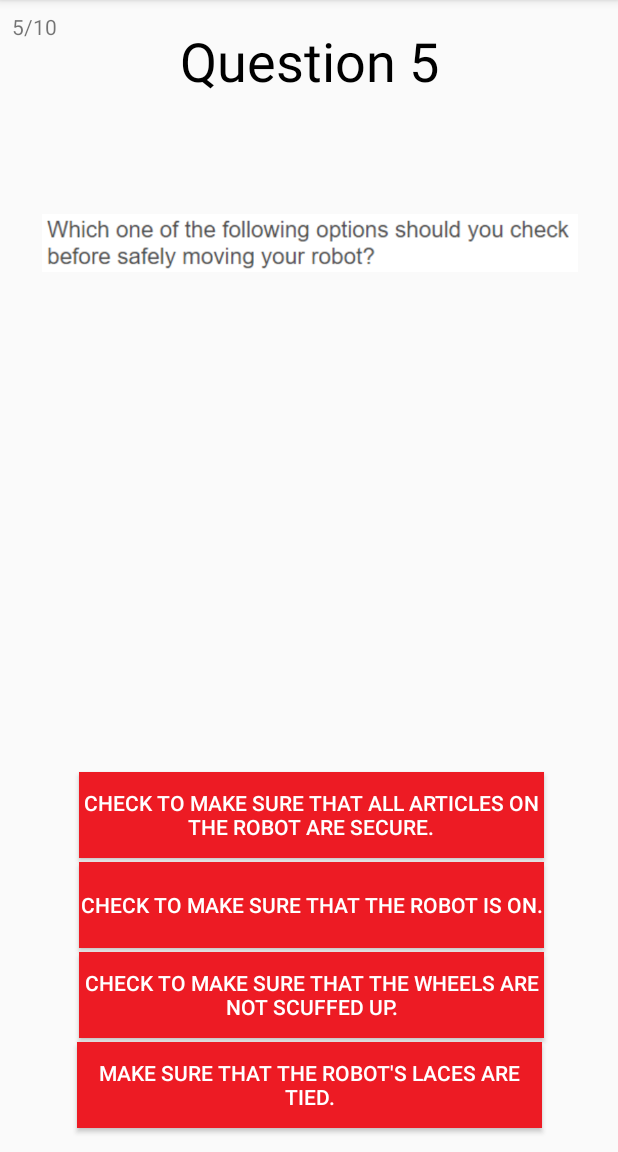
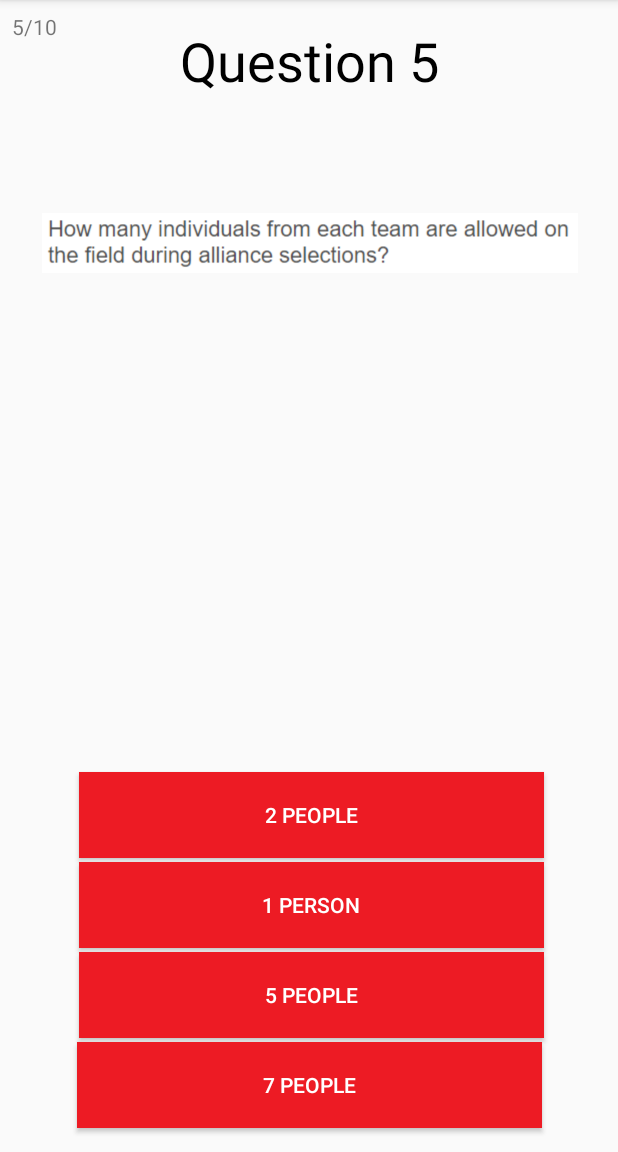
Before and after one commit to SupremeRobotics/SupremeSafety, an Android app: the Quiz screen opened directly, with no data from a screen before it, after a tap on "SAFETY BUCKET", on a phone screen of 412 x 824 dp, the part 84-1236 px from its top. Run offline under Robolectric (Android 15) with nearby library versions, the light colour scheme and no system bars; 3 other taps on this screen came first.

```diff
--- a/app/build.gradle
+++ b/app/build.gradle
@@ -5,9 +5,9 @@ android {
     defaultConfig {
         applicationId "ca.northviewheights.robotics.supremesafety"
         minSdkVersion 16
-        targetSdkVersion 27
-        versionCode 3
-        versionName "1.2"
+        targetSdkVersion 23
+        versionCode 4
+        versionName "1.3"
         testInstrumentationRunner "android.support.test.runner.AndroidJUnitRunner"
     }
     buildTypes {
--- a/app/src/main/java/ca/northviewheights/robotics/supremesafety/Quiz.java
+++ b/app/src/main/java/ca/northviewheights/robotics/supremesafety/Quiz.java
@@ -8,33 +8,44 @@ import android.widget.Button;
 import android.widget.ImageView;
 import android.widget.TextView;
 
+import java.util.*;
+
 public class Quiz extends AppCompatActivity {
 
     public static final String EXTRA_MESSAGE = "com.example.myfirstapp.MESSAGE";
     public int qNum = 1;
+    public int whichOne;
     public int score = 0;
     char[] answers = {'a', 'd', 'd', 'd', 'a', 'b', 'd', 'b', 'a', 'c'};
-    String [] optionsA = {"Vent out the air into the atmosphere", "Feet planted, back straight, lifting with arm power, and keeping close to the robot.",
+    public String [] optionsA = {"Vent out the air into the atmosphere", "Feet planted, back straight, lifting with arm power, and keeping close to the robot.",
             "Yellow", "Safety Bucket", "Check to make sure that all articles on the robot are secure.",
             "Relieve all stored energy and open the main circuit braker on the robot", "Granola bars", "2 People",
             "Remove it from service, and inform the safety captain and mentor", "Mithil Kumar"};
-    String [] optionsB = {"Leave the air compressed inside", "Start with a curved back, and slowly straighten out lifting the robot, while attempting to jump.",
+    public String [] optionsB = {"Leave the air compressed inside", "Start with a curved back, and slowly straighten out lifting the robot, while attempting to jump.",
             "Amber", "Plastic Bag", "Check to make sure that the robot is on.",
             "Coming out to the field with purple lights", "Tinfoil wrapped food", "1 Person",
             "Inform the UL safety advisor", "Vedant Shah"};
-    String [] optionsC = {"Poke a hole into a pneumatics tubing to release air", "Feet planted, back curved, lifting with leg power, and keeping close to the robot.",
+    public String [] optionsC = {"Poke a hole into a pneumatics tubing to release air", "Feet planted, back curved, lifting with leg power, and keeping close to the robot.",
             "Blue", "Metallic, leak-proof container.", "Check to make sure that the wheels are not scuffed up.",
             "Remove debris from the playing field", "Closed container food", "5 People",
             "Remove it from service, do NOT inform anyone", "Eknoor Singh"};
-    String [] optionsD = {"None of the above", "Feet planted, back straight, lifting with leg power, and keeping close to the robot.",
+    public String [] optionsD = {"None of the above", "Feet planted, back straight, lifting with leg power, and keeping close to the robot.",
             "Purple", "Non-metallic, leak-proof container.", "Make sure that the robot's laces are tied.",
             "Use the \"Pre-Lift\", and \"During the Lift\" procedures", "None of the above", "7 People",
             "Inform the mentor", "Allan Thoms"};
+
+    ArrayList<Integer> order = new ArrayList<Integer>();
 
     @Override
     protected void onCreate(Bundle savedInstanceState) {
         super.onCreate(savedInstanceState);
         setContentView(R.layout.activity_quiz);
+
+        for (int i = 0; i < 10; i++){
+            order.add(i);
+        }
+        Collections.shuffle(order);
+        whichOne = order.get(0);
 
         TextView qNumberComp = (TextView) findViewById(R.id.textView);
         qNum = 1;
@@ -42,48 +53,55 @@ public class Quiz extends AppCompatActivity {
         qNumberComp.setText(qNum + "/10");
         TextView qNumber = (TextView) findViewById(R.id.textView3);
         qNumber.setText("Question " + qNum);
-        ImageView disQuestion = (ImageView) findViewById(R.id.imageView);
-        disQuestion.setImageResource(R.drawable.q1);
+        drawImage(whichOne+1);
 
         Button buttonA = (Button) findViewById(R.id.button22);
         Button buttonB = (Button) findViewById(R.id.button21);
         Button buttonC = (Button) findViewById(R.id.button20);
         Button buttonD = (Button) findViewById(R.id.button5);
-        buttonA.setText(optionsA[qNum-1]);
-        buttonB.setText(optionsB[qNum-1]);
-        buttonC.setText(optionsC[qNum-1]);
-        buttonD.setText(optionsD[qNum-1]);
+        buttonA.setText(optionsA[whichOne]);
+        buttonB.setText(optionsB[whichOne]);
+        buttonC.setText(optionsC[whichOne]);
+        buttonD.setText(optionsD[whichOne]);
     }
 
     public void goToActivity1 (View view){
-        if ('a' == answers[qNum-1]){
+        if ('a' == answers[whichOne]){
             score++;
         }
         qNum++;
+        if (qNum < 11)
+            whichOne = order.get(qNum-1);
         updateStuff();
     }
 
     public void goToActivity2 (View view){
-        if ('b' == answers[qNum-1]){
+        if ('b' == answers[whichOne]){
             score++;
         }
         qNum++;
+        if (qNum < 11)
+            whichOne = order.get(qNum-1);
         updateStuff();
     }
 
     public void goToActivity3 (View view){
-        if ('c' == answers[qNum-1]){
+        if ('c' == answers[whichOne]){
             score++;
         }
         qNum++;
+        if (qNum < 11)
+            whichOne = order.get(qNum-1);
         updateStuff();
     }
 
     public void goToActivity4 (View view){
-        if ('d' == answers[qNum-1]){
+        if ('d' == answers[whichOne]){
             score++;
         }
         qNum++;
+        if (qNum < 11)
+            whichOne = order.get(qNum-1);
         updateStuff();
     }
 
@@ -94,8 +112,10 @@ public class Quiz extends AppCompatActivity {
             startActivity(intent);
             qNum = 1;
             score = 0;
+            Collections.shuffle(order);
+            whichOne = order.get(0);
         }
-        drawImage();
+        drawImage(whichOne+1);
         TextView qNumberComp = (TextView) findViewById(R.id.textView);
         qNumberComp.setText(qNum + "/10");
         TextView qNumber = (TextView) findViewById(R.id.textView3);
@@ -104,42 +124,42 @@ public class Quiz extends AppCompatActivity {
         Button buttonB = (Button) findViewById(R.id.button21);
         Button buttonC = (Button) findViewById(R.id.button20);
         Button buttonD = (Button) findViewById(R.id.button5);
-        buttonA.setText(optionsA[qNum-1]);
-        buttonB.setText(optionsB[qNum-1]);
-        buttonC.setText(optionsC[qNum-1]);
-        buttonD.setText(optionsD[qNum-1]);
+        buttonA.setText(optionsA[whichOne]);
+        buttonB.setText(optionsB[whichOne]);
+        buttonC.setText(optionsC[whichOne]);
+        buttonD.setText(optionsD[whichOne]);
     }
 
-    public void drawImage(){
+    public void drawImage(int whichOne2){
         ImageView disQuestion = (ImageView) findViewById(R.id.imageView);
-        if (qNum == 1){
+        if (whichOne2 == 1){
             disQuestion.setImageResource(R.drawable.q1);
         }
-        else if (qNum == 2){
+        else if (whichOne2 == 2){
             disQuestion.setImageResource(R.drawable.q2);
         }
-        else if (qNum == 3){
+        else if (whichOne2 == 3){
             disQuestion.setImageResource(R.drawable.q3);
         }
-        else if (qNum == 4){
+        else if (whichOne2 == 4){
             disQuestion.setImageResource(R.drawable.q4);
         }
-        else if (qNum == 5){
+        else if (whichOne2 == 5){
             disQuestion.setImageResource(R.drawable.q5);
         }
-        else if (qNum == 6){
+        else if (whichOne2 == 6){
             disQuestion.setImageResource(R.drawable.q6);
         }
-        else if (qNum == 7){
+        else if (whichOne2 == 7){
             disQuestion.setImageResource(R.drawable.q7);
         }
-        else if (qNum == 8){
+        else if (whichOne2 == 8){
             disQuestion.setImageResource(R.drawable.q8);
         }
-        else if (qNum == 9){
+        else if (whichOne2 == 9){
             disQuestion.setImageResource(R.drawable.q9);
         }
-        else if (qNum == 10){
+        else if (whichOne2 == 10){
             disQuestion.setImageResource(R.drawable.q10);
         }
     }
```
Also changed, not shown: app/src/main/res/layout/activity_results.xml (+7 -4 lines).
